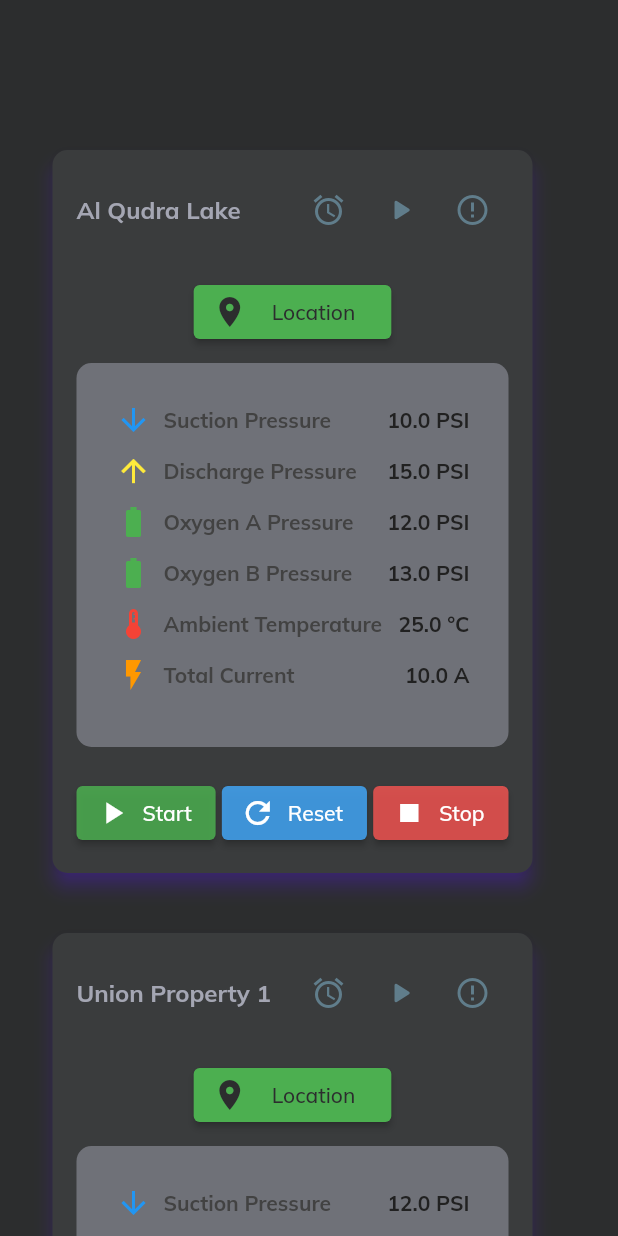
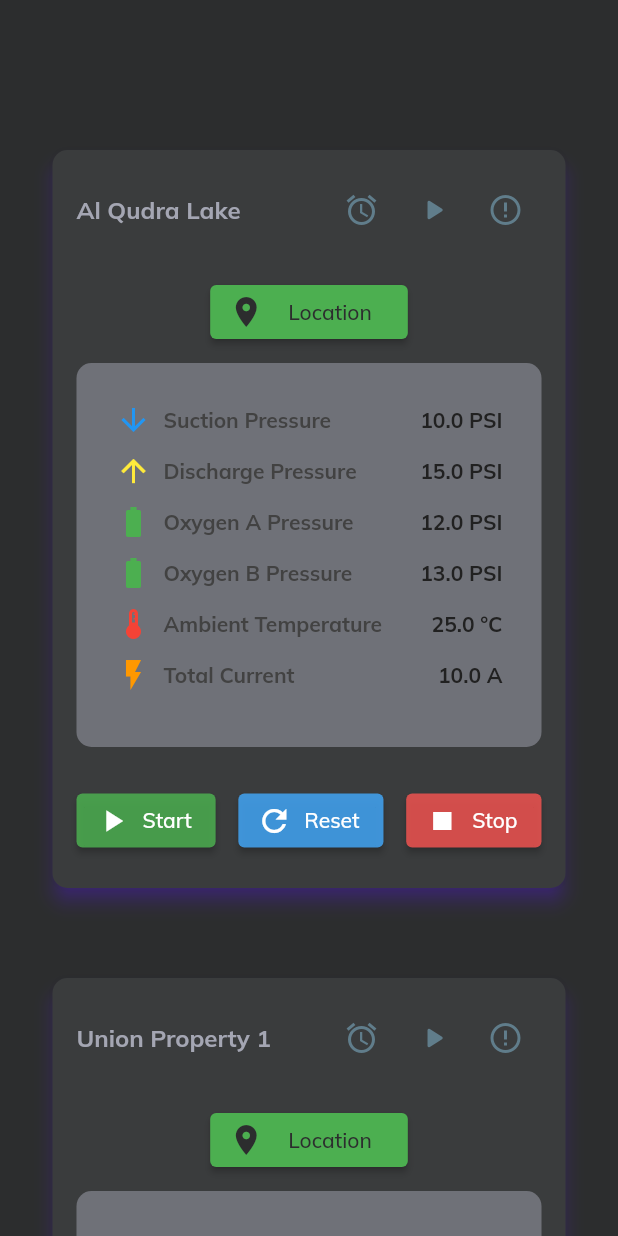
Before and after one commit to mubarismdeen/sensory_sphere_frontend, a Flutter app: the Dashboard widget shown alone on an empty page, opened directly, on a phone screen of 412 x 824 dp. Run offline on Flutter 3.47's test engine with Material 2 defaults, Android fonts, the phone set to English and light mode, and no system bars; our stand-ins replace animated_custom_dropdown, file_picker, flutter_spinkit, fluttertoast, get, google_fonts and 2 more; missing offline and left inert: dart:js, excel; accounts and stored records are empty.

Commit message:
minor fixes

```diff
--- a/lib/pages/Dashboard/dashboard.dart
+++ b/lib/pages/Dashboard/dashboard.dart
@@ -14,12 +14,15 @@ class Dashboard extends StatelessWidget {
         return SingleChildScrollView(
           child: Column(
             children: [
-              SizedBox(
+              const SizedBox(
                 height: 60,
               ),
               Padding(
                 padding: const EdgeInsets.all(20.0),
                 child: Wrap(
+                  direction: Axis.horizontal, // Ensure horizontal wrapping
+                  spacing: 20, // Add spacing between cards
+                  runSpacing: 20, // Add spacing between rows of cards
                   children: [
                     DashboardCard(
                       label: "Al Qudra Lake",
@@ -29,7 +32,8 @@ class Dashboard extends StatelessWidget {
                       oxygenAPressure: 12,
                       oxygenBPressure: 13,
                       ambientTemperature: 25,
-                        totalCurrent: 10),
+                      totalCurrent: 10,
+                    ),
                     DashboardCard(
                       label: "Union Property 1",
                       onLocationButtonPressed: () {},
@@ -38,7 +42,8 @@ class Dashboard extends StatelessWidget {
                       oxygenAPressure: 10,
                       oxygenBPressure: 11,
                       ambientTemperature: 35,
-                        totalCurrent: 13),
+                      totalCurrent: 13,
+                    ),
                     DashboardCard(
                       label: "Union Property 2",
                       onLocationButtonPressed: () {},
@@ -47,7 +52,8 @@ class Dashboard extends StatelessWidget {
                       oxygenAPressure: 15,
                       oxygenBPressure: 13,
                       ambientTemperature: 45,
-                        totalCurrent: 2),
+                      totalCurrent: 2,
+                    ),
                     DashboardCard(
                       label: "Union Property 3",
                       onLocationButtonPressed: () {},
@@ -56,7 +62,8 @@ class Dashboard extends StatelessWidget {
                       oxygenAPressure: 8,
                       oxygenBPressure: 8,
                       ambientTemperature: 42,
-                        totalCurrent: 16),
+                      totalCurrent: 16,
+                    ),
                   ],
                 ),
               ),
--- a/lib/pages/Dashboard/dashboard_card.dart
+++ b/lib/pages/Dashboard/dashboard_card.dart
@@ -31,9 +31,8 @@ class DashboardCard extends StatefulWidget {
 class _DashboardCardState extends State<DashboardCard> {
   @override
   Widget build(BuildContext context) {
-    return Container(
-      width: 350,
-      // height: 450,
+    return SizedBox(
+      width: 400,
       child: Card(
         color: cardColor,
         elevation: 5.0,
@@ -119,30 +118,33 @@ class _DashboardCardState extends State<DashboardCard> {
                     onPressed: () {
                       // Handle start button press
                     },
-                    icon: Icon(Icons.play_arrow),
-                    label: Text('Start'),
+                    icon: const Icon(Icons.play_arrow),
+                    label: const Text('Start'),
                     style: ElevatedButton.styleFrom(
                       backgroundColor: Colors.green[500]?.withOpacity(0.85),
                       foregroundColor: light,
                     ),
                   ),
-                  ElevatedButton.icon(
+                  Padding(
+                    padding: const EdgeInsets.all(5.0),
+                    child: ElevatedButton.icon(
                       onPressed: () {
                         // Handle reset button press
                       },
-                    icon: Icon(Icons.refresh),
-                    label: Text('Reset'),
+                      icon: const Icon(Icons.refresh),
+                      label: const Text('Reset'),
                       style: ElevatedButton.styleFrom(
                         backgroundColor: Colors.blue[400]?.withOpacity(0.85),
                         foregroundColor: light,
+                      ),
                     ),
                   ),
                   ElevatedButton.icon(
                     onPressed: () {
                       // Handle stop button press
                     },
-                    icon: Icon(Icons.stop),
-                    label: Text('Stop'),
+                    icon: const Icon(Icons.stop),
+                    label: const Text('Stop'),
                     style: ElevatedButton.styleFrom(
                       backgroundColor: Colors.red[400]?.withOpacity(0.85),
                       foregroundColor: light,
```
Lines whose indentation alone changed are shown as unchanged.
